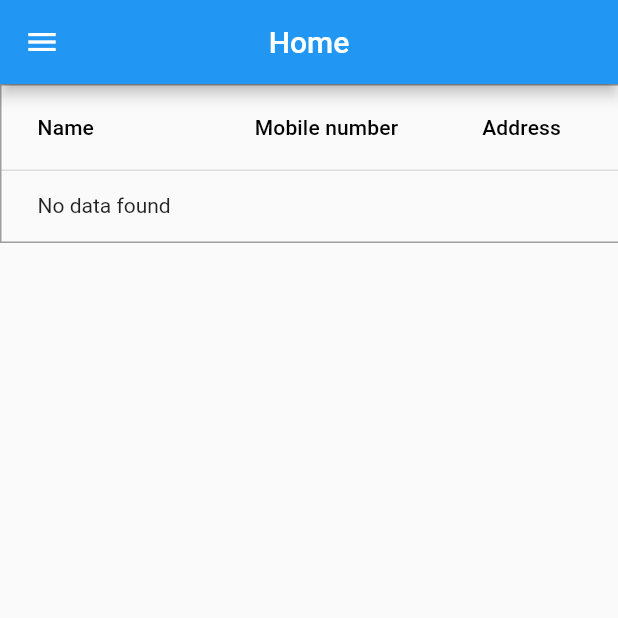
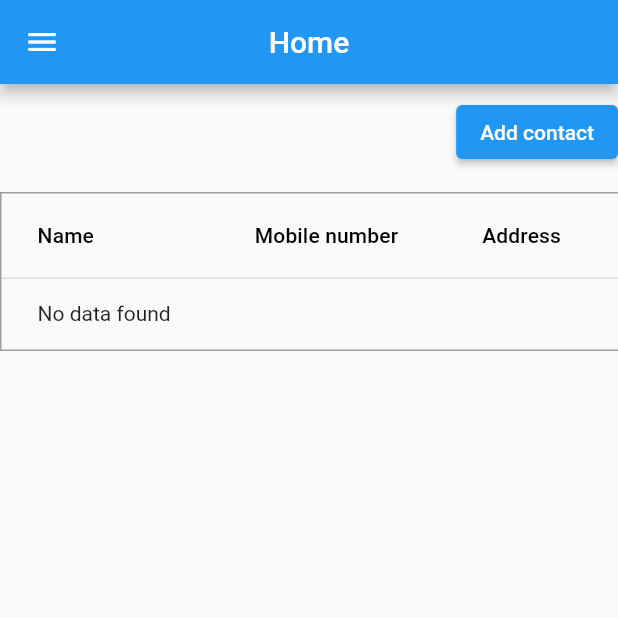
Before and after one commit to Kyusans/flutter-contacts, a Flutter app: the Home screen opened directly, on a phone screen of 412 x 824 dp, the top half of it. Run offline on Flutter 3.47's test engine with Material 2 defaults, Android fonts, the phone set to English and light mode, and no system bars; network calls fail.

```diff
--- a/lib/home.dart
+++ b/lib/home.dart
@@ -17,7 +17,19 @@ class _HomeState extends State<Home> {
         title: const Text("Home"),
         centerTitle: true,
       ),
-      body: const ContactTable(),
+      body: Column(children: [
+        const SizedBox(
+          height: 8,
+        ),
+        Align(
+          alignment: Alignment.topRight,
+          child: ElevatedButton(onPressed: () {}, child: const Text("Add contact")),
+        ),
+        const SizedBox(
+          height: 16,
+        ),
+        const ContactTable(),
+      ]),
       drawer: const Navbar(),
     );
   }
```
Also changed, not shown: lib/contact_table.dart (+25 -1 lines).
